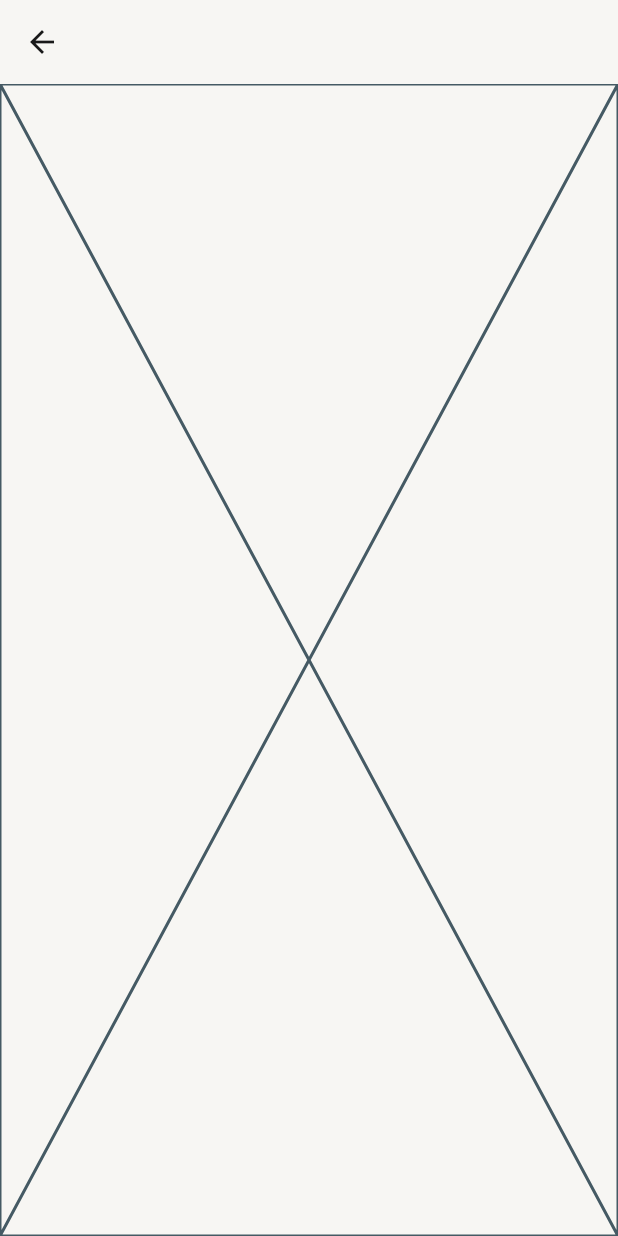
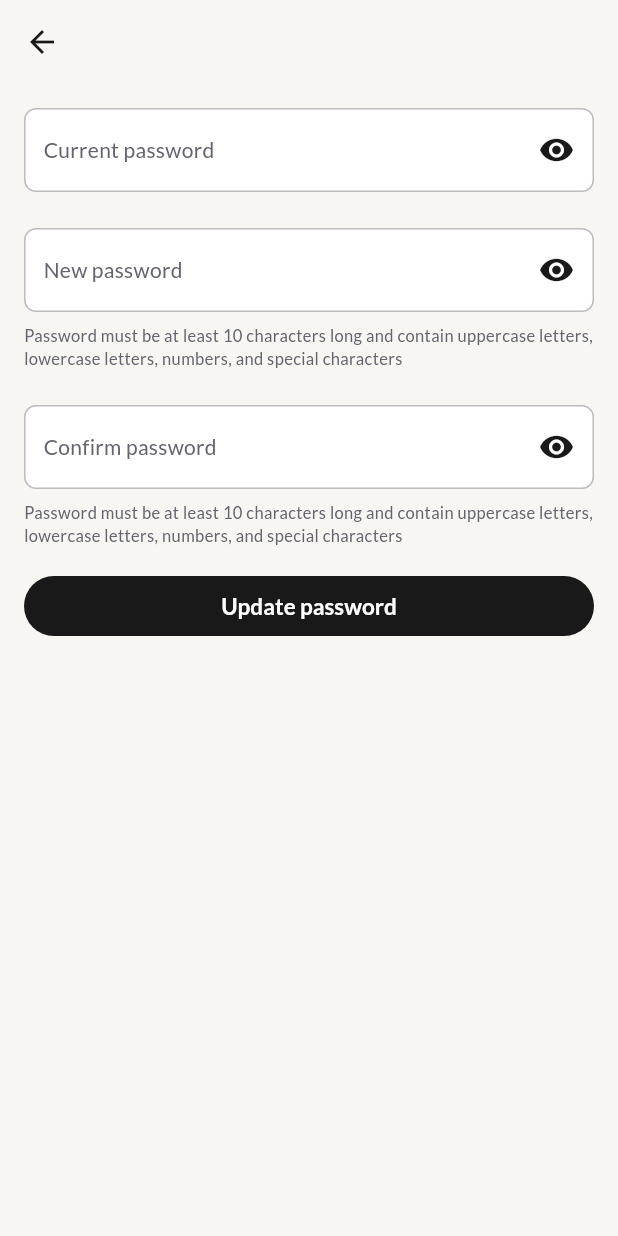
Before and after one commit to pbl6-event-manager/pbl6-event-manager-mo, a Flutter app: the AccountSettingPasswordView screen opened directly, on a phone screen of 412 x 824 dp. Run offline on Flutter 3.47's test engine with Material 3 defaults, Android fonts, the phone set to English and light mode, and no system bars; our stand-ins replace bloc, cached_network_image, dio, equatable, flutter_bloc, flutter_dotenv and 6 more; accounts and stored records are empty; generated files the repository leaves out were written again.

Commit message:
feat: add setting passowrd UI

```diff
--- a/attendee/lib/ui/scenes/authenticated/account_setting_password/account_setting_password_view.dart
+++ b/attendee/lib/ui/scenes/authenticated/account_setting_password/account_setting_password_view.dart
@@ -1,3 +1,6 @@
+import "package:attendee/ui/common_widgets/common_text_field.dart";
+import "package:attendee/utils/constants/app_string_constants.dart";
+import "package:attendee/utils/extensions/context_extension.dart";
 import "package:flutter/material.dart";
 
 class AccountSettingPasswordPage extends StatelessWidget {
@@ -9,11 +12,129 @@ class AccountSettingPasswordPage extends StatelessWidget {
   }
 }
 
-class AccountSettingPasswordView extends StatelessWidget {
+class AccountSettingPasswordView extends StatefulWidget {
   const AccountSettingPasswordView({super.key});
 
   @override
+  State<AccountSettingPasswordView> createState() =>
+      _AccountSettingPasswordViewState();
+}
+
+class _AccountSettingPasswordViewState
+    extends State<AccountSettingPasswordView> {
+  final TextEditingController _currentPasswordController =
+      TextEditingController();
+  final TextEditingController _newPasswordController = TextEditingController();
+  final TextEditingController _confirmPasswordController =
+      TextEditingController();
+
+  final FocusNode _currentPasswordFocusNode = FocusNode();
+  final FocusNode _newPasswordFocusNode = FocusNode();
+  final FocusNode _confirmPasswordFocusNode = FocusNode();
+
+  bool _isCurrentPasswordVisible = false;
+  bool _isNewPasswordVisible = false;
+  bool _isConfirmPasswordVisible = false;
+
+  @override
+  void dispose() {
+    _currentPasswordController.dispose();
+    _newPasswordController.dispose();
+    _confirmPasswordController.dispose();
+    _currentPasswordFocusNode.dispose();
+    _newPasswordFocusNode.dispose();
+    _confirmPasswordFocusNode.dispose();
+    super.dispose();
+  }
+
+  @override
   Widget build(BuildContext context) {
-    return Scaffold(appBar: AppBar(), body: Placeholder());
+    return Scaffold(
+      appBar: AppBar(),
+      body: ListView(
+        padding: EdgeInsets.all(16),
+        children: [
+          CommonTextField(
+            hintText: AppStringConstants.textFields.currentPasswordPlaceholder,
+            controller: _currentPasswordController,
+            focusNode: _currentPasswordFocusNode,
+            isSecured: !_isCurrentPasswordVisible,
+            trailingIcon: Icon(
+              _isCurrentPasswordVisible
+                  ? Icons.visibility_off
+                  : Icons.visibility,
+              color: context.colorPalette.text,
+            ),
+            onTrailingTapped: () {
+              setState(() {
+                _isCurrentPasswordVisible = !_isCurrentPasswordVisible;
+              });
+            },
+            onCompleted: () {
+              _newPasswordFocusNode.requestFocus();
+            },
+            inputAction: TextInputAction.next,
+          ),
+          SizedBox(height: 24),
+          CommonTextField(
+            hintText: AppStringConstants.textFields.newPasswordPlaceholder,
+            controller: _newPasswordController,
+            focusNode: _newPasswordFocusNode,
+            isSecured: !_isNewPasswordVisible,
+            trailingIcon: Icon(
+              _isNewPasswordVisible ? Icons.visibility_off : Icons.visibility,
+              color: context.colorPalette.text,
+            ),
+            onTrailingTapped: () {
+              setState(() {
+                _isNewPasswordVisible = !_isNewPasswordVisible;
+              });
+            },
+            onCompleted: () {
+              _confirmPasswordFocusNode.requestFocus();
+            },
+            inputAction: TextInputAction.next,
+          ),
+          SizedBox(height: 8),
+          Text(
+            AppStringConstants.textFields.passwordValidationError,
+            style: context.textPalette.subtitleLarge,
+          ),
+          SizedBox(height: 24),
+          CommonTextField(
+            hintText: AppStringConstants.textFields.confirmPasswordPlaceholder,
+            controller: _confirmPasswordController,
+            focusNode: _confirmPasswordFocusNode,
+            isSecured: !_isConfirmPasswordVisible,
+            trailingIcon: Icon(
+              _isConfirmPasswordVisible
+                  ? Icons.visibility_off
+                  : Icons.visibility,
+              color: context.colorPalette.text,
+            ),
+            onTrailingTapped: () {
+              setState(() {
+                _isConfirmPasswordVisible = !_isConfirmPasswordVisible;
+              });
+            },
+            inputAction: TextInputAction.done,
+          ),
+          SizedBox(height: 8),
+          Text(
+            AppStringConstants.textFields.passwordValidationError,
+            style: context.textPalette.subtitleLarge,
+          ),
+
+          SizedBox(height: 16),
+
+          FilledButton(
+            onPressed: _onUpdatePasswordTapped,
+            child: Text("Update password"),
+          ),
+        ],
+      ),
+    );
   }
+
+  void _onUpdatePasswordTapped() {}
 }
--- a/attendee/lib/utils/constants/app_string_constants.dart
+++ b/attendee/lib/utils/constants/app_string_constants.dart
@@ -43,6 +43,10 @@ final class TextFieldAppStrings {
   const TextFieldAppStrings._();
 
   String get passwordPlaceholder => "Password";
+  String get currentPasswordPlaceholder => "Current password";
+  String get confirmPasswordPlaceholder => "Confirm password";
+  String get newPasswordPlaceholder => "New password";
+
   String get emailPlaceholder => "Email address";
   String get confirmEmailPlaceholder => "Confirm email address";
   String get firstNamePlaceholder => "First name";
```
Also changed, not shown: attendee/lib/ui/scenes/authenticated/account_setting/account_setting_view.dart (+14 -0 lines), attendee/lib/ui/scenes/authenticated/account_setting/widgets/account_setting_field_list.dart (+10 -3 lines).
